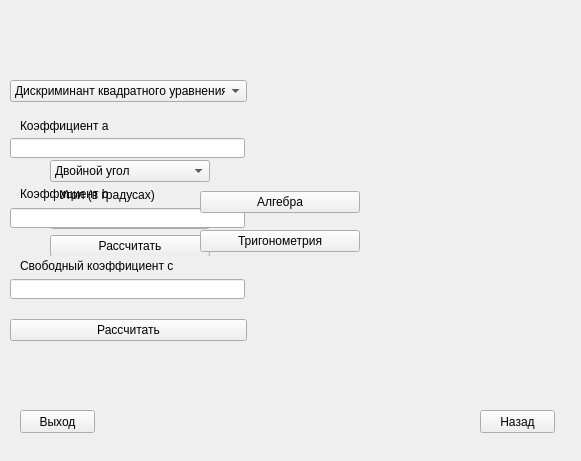
This is QtProject_design.ui in Moromug/QtProject as Qt 5 draws it before an edit. The edited form follows.
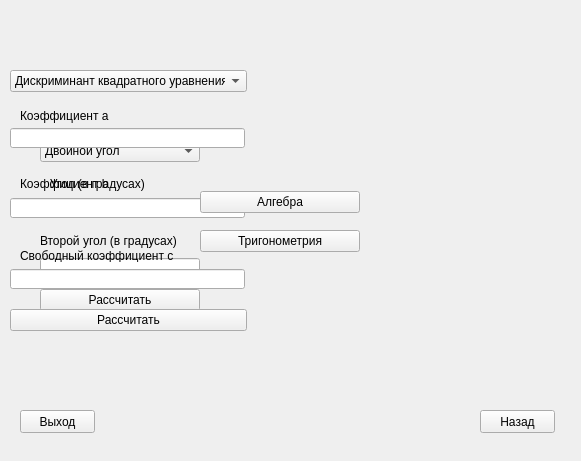
This is the edited form.

Commit message: Finished with double angles and sums

```diff
--- a/QtProject_design.ui
+++ b/QtProject_design.ui
@@ -16,19 +16,19 @@
   <widget class="QWidget" name="widget" native="true">
    <property name="geometry">
     <rect>
-     <x>40</x>
-     <y>160</y>
+     <x>30</x>
+     <y>130</y>
      <width>181</width>
-     <height>101</height>
+     <height>191</height>
     </rect>
    </property>
    <widget class="QWidget" name="verticalLayoutWidget_3">
     <property name="geometry">
      <rect>
       <x>10</x>
-      <y>0</y>
+      <y>10</y>
       <width>160</width>
-      <height>96</height>
+      <height>171</height>
      </rect>
     </property>
     <layout class="QVBoxLayout" name="verticalLayout_3">
@@ -52,17 +52,59 @@
       </widget>
      </item>
      <item>
-      <widget class="QLabel" name="label">
-       <property name="text">
-        <string>   Угол (в градусах)</string>
-       </property>
+      <widget class="QWidget" name="widget_8" native="true">
+       <widget class="QLineEdit" name="trig_input">
+        <property name="geometry">
+         <rect>
+          <x>0</x>
+          <y>30</y>
+          <width>158</width>
+          <height>20</height>
+         </rect>
+        </property>
+        <property name="text">
+         <string/>
+        </property>
+       </widget>
+       <widget class="QLabel" name="label">
+        <property name="geometry">
+         <rect>
+          <x>0</x>
+          <y>0</y>
+          <width>158</width>
+          <height>31</height>
+         </rect>
+        </property>
+        <property name="text">
+         <string>   Угол (в градусах)</string>
+        </property>
+       </widget>
       </widget>
      </item>
      <item>
-      <widget class="QLineEdit" name="trig_input">
-       <property name="text">
-        <string/>
-       </property>
+      <widget class="QWidget" name="ubrat" native="true">
+       <widget class="QWidget" name="verticalLayoutWidget_5">
+        <property name="geometry">
+         <rect>
+          <x>0</x>
+          <y>0</y>
+          <width>160</width>
+          <height>51</height>
+         </rect>
+        </property>
+        <layout class="QVBoxLayout" name="verticalLayout">
+         <item>
+          <widget class="QLabel" name="label_2">
+           <property name="text">
+            <string>Второй угол (в градусах)</string>
+           </property>
+          </widget>
+         </item>
+         <item>
+          <widget class="QLineEdit" name="trig_input_2"/>
+         </item>
+        </layout>
+       </widget>
       </widget>
      </item>
      <item>
@@ -79,7 +121,7 @@
    <property name="geometry">
     <rect>
      <x>10</x>
-     <y>80</y>
+     <y>70</y>
      <width>241</width>
      <height>271</height>
     </rect>
```
The commit also changes 1 other file.
